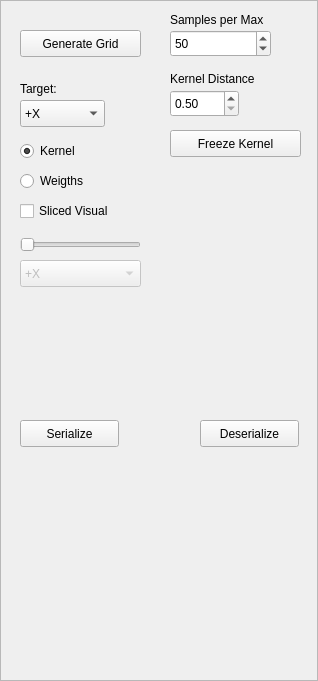
Qt form GUI/managers/enginemanager.ui (alemuntoni/HeightFieldDecomposition) before a commit.
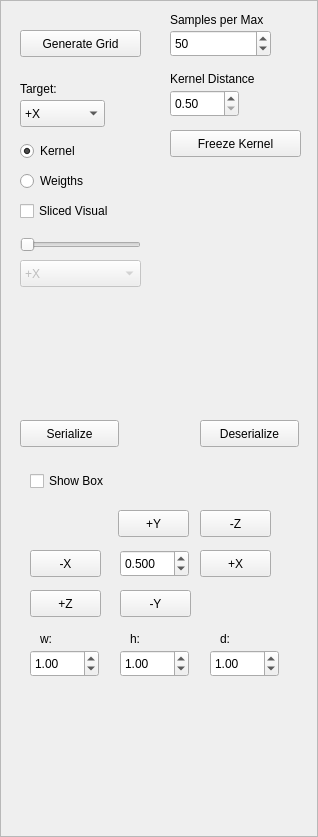
The same form after that commit.

Commit message: aggiunti integrale e possibilità di modifica box da interfaccia

```diff
--- a/GUI/managers/enginemanager.ui
+++ b/GUI/managers/enginemanager.ui
@@ -7,7 +7,7 @@
     <x>0</x>
     <y>0</y>
     <width>318</width>
-    <height>681</height>
+    <height>837</height>
    </rect>
   </property>
   <property name="windowTitle">
@@ -280,6 +280,203 @@
     <string>Deserialize</string>
    </property>
   </widget>
+  <widget class="QPushButton" name="plusYButton">
+   <property name="geometry">
+    <rect>
+     <x>118</x>
+     <y>510</y>
+     <width>71</width>
+     <height>27</height>
+    </rect>
+   </property>
+   <property name="text">
+    <string>+Y</string>
+   </property>
+  </widget>
+  <widget class="QDoubleSpinBox" name="stepSpinBox">
+   <property name="geometry">
+    <rect>
+     <x>120</x>
+     <y>550</y>
+     <width>69</width>
+     <height>27</height>
+    </rect>
+   </property>
+   <property name="decimals">
+    <number>3</number>
+   </property>
+   <property name="singleStep">
+    <double>0.500000000000000</double>
+   </property>
+   <property name="value">
+    <double>0.500000000000000</double>
+   </property>
+  </widget>
+  <widget class="QPushButton" name="minusYButton">
+   <property name="geometry">
+    <rect>
+     <x>120</x>
+     <y>590</y>
+     <width>71</width>
+     <height>27</height>
+    </rect>
+   </property>
+   <property name="text">
+    <string>-Y</string>
+   </property>
+  </widget>
+  <widget class="QPushButton" name="plusXButton">
+   <property name="geometry">
+    <rect>
+     <x>200</x>
+     <y>550</y>
+     <width>71</width>
+     <height>27</height>
+    </rect>
+   </property>
+   <property name="text">
+    <string>+X</string>
+   </property>
+  </widget>
+  <widget class="QPushButton" name="minusXButton">
+   <property name="geometry">
+    <rect>
+     <x>30</x>
+     <y>550</y>
+     <width>71</width>
+     <height>27</height>
+    </rect>
+   </property>
+   <property name="text">
+    <string>-X</string>
+   </property>
+  </widget>
+  <widget class="QPushButton" name="plusZButton">
+   <property name="geometry">
+    <rect>
+     <x>30</x>
+     <y>590</y>
+     <width>71</width>
+     <height>27</height>
+    </rect>
+   </property>
+   <property name="text">
+    <string>+Z</string>
+   </property>
+  </widget>
+  <widget class="QPushButton" name="minusZButton">
+   <property name="geometry">
+    <rect>
+     <x>200</x>
+     <y>510</y>
+     <width>71</width>
+     <height>27</height>
+    </rect>
+   </property>
+   <property name="text">
+    <string>-Z</string>
+   </property>
+  </widget>
+  <widget class="QCheckBox" name="showBoxCheckBox">
+   <property name="geometry">
+    <rect>
+     <x>30</x>
+     <y>470</y>
+     <width>101</width>
+     <height>22</height>
+    </rect>
+   </property>
+   <property name="text">
+    <string>Show Box</string>
+   </property>
+  </widget>
+  <widget class="QDoubleSpinBox" name="wSpinBox">
+   <property name="geometry">
+    <rect>
+     <x>30</x>
+     <y>650</y>
+     <width>69</width>
+     <height>27</height>
+    </rect>
+   </property>
+   <property name="singleStep">
+    <double>0.500000000000000</double>
+   </property>
+   <property name="value">
+    <double>1.000000000000000</double>
+   </property>
+  </widget>
+  <widget class="QDoubleSpinBox" name="hSpinBox">
+   <property name="geometry">
+    <rect>
+     <x>120</x>
+     <y>650</y>
+     <width>69</width>
+     <height>27</height>
+    </rect>
+   </property>
+   <property name="singleStep">
+    <double>0.500000000000000</double>
+   </property>
+   <property name="value">
+    <double>1.000000000000000</double>
+   </property>
+  </widget>
+  <widget class="QDoubleSpinBox" name="dSpinBox">
+   <property name="geometry">
+    <rect>
+     <x>210</x>
+     <y>650</y>
+     <width>69</width>
+     <height>27</height>
+    </rect>
+   </property>
+   <property name="singleStep">
+    <double>0.500000000000000</double>
+   </property>
+   <property name="value">
+    <double>1.000000000000000</double>
+   </property>
+  </widget>
+  <widget class="QLabel" name="label_4">
+   <property name="geometry">
+    <rect>
+     <x>40</x>
+     <y>630</y>
+     <width>51</width>
+     <height>17</height>
+    </rect>
+   </property>
+   <property name="text">
+    <string>w:</string>
+   </property>
+  </widget>
+  <widget class="QLabel" name="label_5">
+   <property name="geometry">
+    <rect>
+     <x>130</x>
+     <y>630</y>
+     <width>51</width>
+     <height>17</height>
+    </rect>
+   </property>
+   <property name="text">
+    <string>h:</string>
+   </property>
+  </widget>
+  <widget class="QLabel" name="label_6">
+   <property name="geometry">
+    <rect>
+     <x>220</x>
+     <y>630</y>
+     <width>51</width>
+     <height>17</height>
+    </rect>
+   </property>
+   <property name="text">
+    <string>d:</string>
+   </property>
+  </widget>
  </widget>
  <resources/>
  <connections/>
```
The commit also changes 6 other files.
